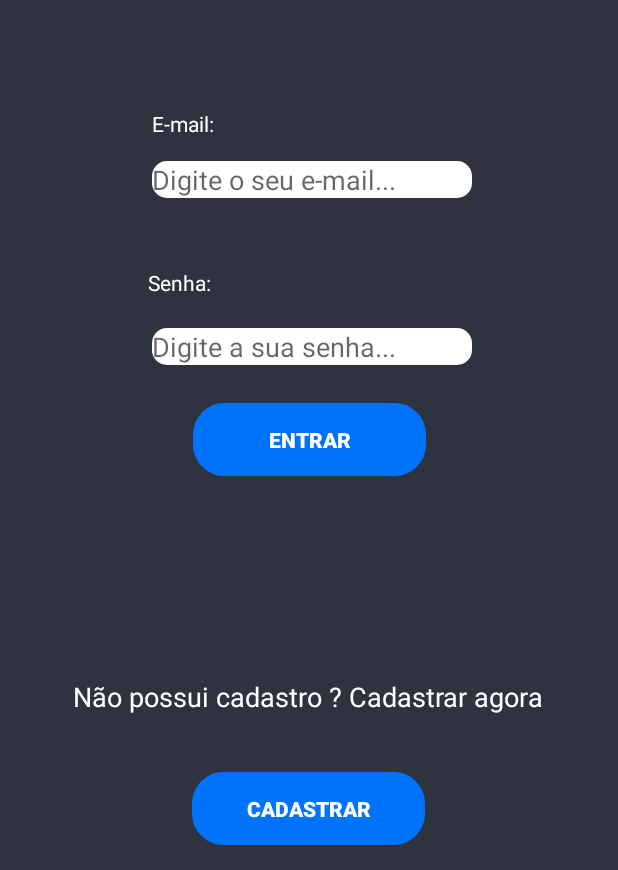
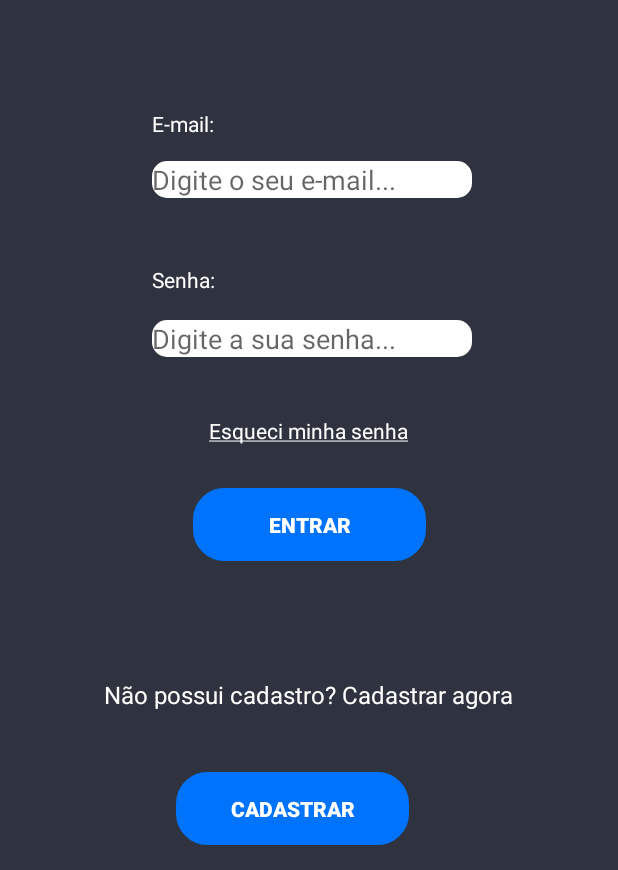
Before and after one commit to MarcosFrancischini/Crowd-Find, an Android app: the screen it shows after launch (MainActivity), on a phone screen of 412 x 824 dp, the part 366-1236 px from its top. Run offline under Robolectric (Android 15) with nearby library versions, the phone set to English and light mode, and no system bars; our stand-ins replace Firebase (no records; nobody signed in at launch, a user with empty details on screens opened directly).

Commit message:
created reset password functionality

```diff
--- a/app/src/main/AndroidManifest.xml
+++ b/app/src/main/AndroidManifest.xml
@@ -1,7 +1,6 @@
 <?xml version="1.0" encoding="utf-8"?>
 <manifest xmlns:android="http://schemas.android.com/apk/res/android"
     package="com.example.projetosistemas">
-
     <!--
          The ACCESS_COARSE/FINE_LOCATION permissions are not required to use
          Google Maps Android API v2, but you must specify either coarse or fine
@@ -33,7 +32,10 @@
         <activity
             android:name=".activities.TelaMapaLocal"
             android:label="@string/title_activity_tela_mapa_local"
-            android:screenOrientation="portrait" ></activity>
+            android:screenOrientation="portrait" />
+        <activity
+            android:name=".activities.TelaRecuperacaoSenha"
+            android:screenOrientation="portrait" />
         <activity
             android:name=".activities.TelaCadastroUsuarios"
             android:screenOrientation="portrait" />
--- a/app/src/main/java/com/example/projetosistemas/activities/MainActivity.java
+++ b/app/src/main/java/com/example/projetosistemas/activities/MainActivity.java
@@ -10,6 +10,7 @@ import android.text.TextUtils;
 import android.view.View;
 import android.widget.Button;
 import android.widget.EditText;
+import android.widget.TextView;
 import android.widget.Toast;
 
 import com.example.projetosistemas.R;
@@ -26,6 +27,11 @@ public class MainActivity extends AppCompatActivity {
     private EditText fieldLogin;
     private EditText fieldPassword;
 
+    private Button buttonLogin;
+    private Button buttonCadastrar;
+
+    private TextView labelEsqueciSenha;
+
     private FirebaseAuth mAuth;
 
     @Override
@@ -35,13 +41,23 @@ public class MainActivity extends AppCompatActivity {
 
         mAuth = FirebaseAuth.getInstance();
 
-        Button buttonLogin = (Button) findViewById(R.id.buttonLogin);
-        Button buttonCadastrar = (Button) findViewById(R.id.buttonCadastrar);
+        labelEsqueciSenha = (TextView) findViewById(R.id.labelEsqueciSenha);
+
+        buttonLogin = (Button) findViewById(R.id.buttonLogin);
+        buttonCadastrar = (Button) findViewById(R.id.buttonCadastrar);
 
         fieldLogin = (EditText) findViewById(R.id.fieldLogin);
         fieldPassword = (EditText) findViewById(R.id.fieldPassword);
 
         limparCampos();
+
+        labelEsqueciSenha.setOnClickListener(new View.OnClickListener() {
+            @Override
+            public void onClick(View v) {
+                Intent intent = new Intent(getApplicationContext(), TelaRecuperacaoSenha.class);
+                startActivity(intent);
+            }
+        });
 
         buttonLogin.setOnClickListener(new View.OnClickListener() {
             @Override
@@ -127,7 +143,7 @@ public class MainActivity extends AppCompatActivity {
                     break;
 
                 case "ERROR_USER_NOT_FOUND":
-                    Toast.makeText(getApplicationContext(), "E-mail digitado não encontrado. Tente novamente.",
+                    Toast.makeText(getApplicationContext(), "E-mail não encontrado. Tente novamente.",
                             Toast.LENGTH_SHORT).show();
                     break;
 
--- a/app/src/main/java/com/example/projetosistemas/models/Marker.java
+++ b/app/src/main/java/com/example/projetosistemas/models/Marcador.java
@@ -6,18 +6,18 @@ import android.widget.Toast;
 
 import com.google.android.gms.maps.model.LatLng;
 
-public class Marker {
+public class Marcador {
     private String id;
     private String userId;
     private LatLng latLng;
     private String categoria;
     private String descricao;
 
-    public Marker() {
+    public Marcador() {
 
     }
 
-    public Marker(String id, String userId, LatLng latLng, String categoria, String descricao) {
+    public Marcador(String id, String userId, LatLng latLng, String categoria, String descricao) {
         this.id = id;
         this.userId = userId;
         this.latLng = latLng;
--- a/app/src/main/res/layout/activity_main.xml
+++ b/app/src/main/res/layout/activity_main.xml
@@ -56,10 +56,10 @@
         android:textColor="@color/white"
         app:layout_constraintBottom_toTopOf="@+id/fieldPassword"
         app:layout_constraintEnd_toEndOf="parent"
-        app:layout_constraintHorizontal_bias="0.257"
+        app:layout_constraintHorizontal_bias="0.263"
         app:layout_constraintStart_toStartOf="parent"
         app:layout_constraintTop_toTopOf="parent"
-        app:layout_constraintVertical_bias="0.965" />
+        app:layout_constraintVertical_bias="0.974" />
 
     <EditText
         android:id="@+id/fieldPassword"
@@ -78,7 +78,7 @@
         app:layout_constraintHorizontal_bias="0.51"
         app:layout_constraintStart_toStartOf="parent"
         app:layout_constraintTop_toTopOf="parent"
-        app:layout_constraintVertical_bias="0.548" />
+        app:layout_constraintVertical_bias="0.541" />
 
     <Button
         android:id="@+id/buttonLogin"
@@ -97,7 +97,7 @@
         app:layout_constraintEnd_toEndOf="parent"
         app:layout_constraintStart_toStartOf="parent"
         app:layout_constraintTop_toBottomOf="@+id/fieldPassword"
-        app:layout_constraintVertical_bias="0.064" />
+        app:layout_constraintVertical_bias="0.286" />
 
     <TextView
         android:id="@+id/labelLoginInfo"
@@ -107,15 +107,15 @@
         android:layout_marginTop="8dp"
         android:layout_marginEnd="8dp"
         android:layout_marginBottom="8dp"
-        android:text="Não possui cadastro ? Cadastrar agora"
+        android:text="Não possui cadastro? Cadastrar agora"
         android:textColor="@color/white"
-        android:textSize="18sp"
+        android:textSize="16sp"
         app:layout_constraintBottom_toBottomOf="parent"
         app:layout_constraintEnd_toEndOf="parent"
-        app:layout_constraintHorizontal_bias="0.494"
+        app:layout_constraintHorizontal_bias="0.495"
         app:layout_constraintStart_toStartOf="parent"
         app:layout_constraintTop_toBottomOf="@+id/buttonLogin"
-        app:layout_constraintVertical_bias="0.57" />
+        app:layout_constraintVertical_bias="0.418" />
 
     <Button
         android:id="@+id/buttonCadastrar"
@@ -132,7 +132,7 @@
         android:textStyle="bold"
         app:layout_constraintBottom_toBottomOf="parent"
         app:layout_constraintEnd_toEndOf="parent"
-        app:layout_constraintHorizontal_bias="0.21"
+        app:layout_constraintHorizontal_bias="0.138"
         app:layout_constraintStart_toStartOf="parent"
         app:layout_constraintTop_toTopOf="parent"
         app:layout_constraintVertical_bias="0.979" />
@@ -152,4 +152,22 @@
         app:layout_constraintTop_toTopOf="parent"
         app:layout_constraintVertical_bias="0.051"
         app:srcCompat="@mipmap/ic_launcher_definitive" />
+
+    <TextView
+        android:id="@+id/labelEsqueciSenha"
+        android:layout_width="wrap_content"
+        android:layout_height="wrap_content"
+        android:layout_marginStart="8dp"
+        android:layout_marginTop="8dp"
+        android:layout_marginEnd="8dp"
+        android:layout_marginBottom="8dp"
+        android:text="@string/esqueci_minha_senha"
+        android:textColor="@color/white"
+        android:textSize="14sp"
+        app:layout_constraintBottom_toTopOf="@+id/buttonLogin"
+        app:layout_constraintEnd_toEndOf="parent"
+        app:layout_constraintHorizontal_bias="0.498"
+        app:layout_constraintStart_toStartOf="parent"
+        app:layout_constraintTop_toBottomOf="@+id/fieldPassword"
+        app:layout_constraintVertical_bias="0.608" />
 </android.support.constraint.ConstraintLayout>
--- a/app/src/main/res/layout/custom_pop_up.xml
+++ b/app/src/main/res/layout/custom_pop_up.xml
@@ -89,10 +89,11 @@
         android:layout_marginTop="8dp"
         android:layout_marginEnd="8dp"
         android:layout_marginBottom="8dp"
-        android:ems="10"
-        android:inputType="textMultiLine"
         android:background="@drawable/rounded_edittext"
         android:backgroundTint="@color/white"
+        android:ems="10"
+        android:hint="Digite uma descrição..."
+        android:inputType="textMultiLine"
         android:textColor="@color/black"
         app:layout_constraintBottom_toBottomOf="parent"
         app:layout_constraintEnd_toEndOf="parent"
--- a/app/src/main/res/values/strings.xml
+++ b/app/src/main/res/values/strings.xml
@@ -1,4 +1,5 @@
 <resources>
     <string name="app_name">ProjetoSistemas</string>
     <string name="title_activity_tela_mapa_local">Map</string>
+    <string name="esqueci_minha_senha"><u>Esqueci minha senha</u></string>
 </resources>
```
Also changed, not shown: app/src/main/java/com/example/projetosistemas/activities/TelaMapaLocal.java (+122 -51 lines).
